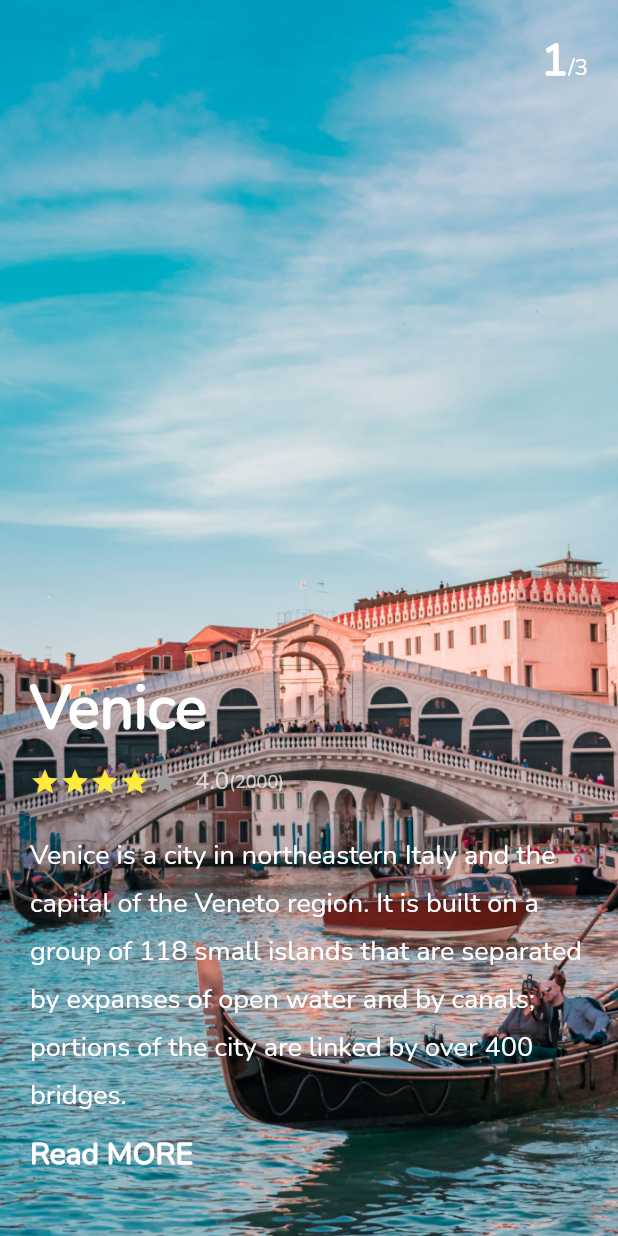
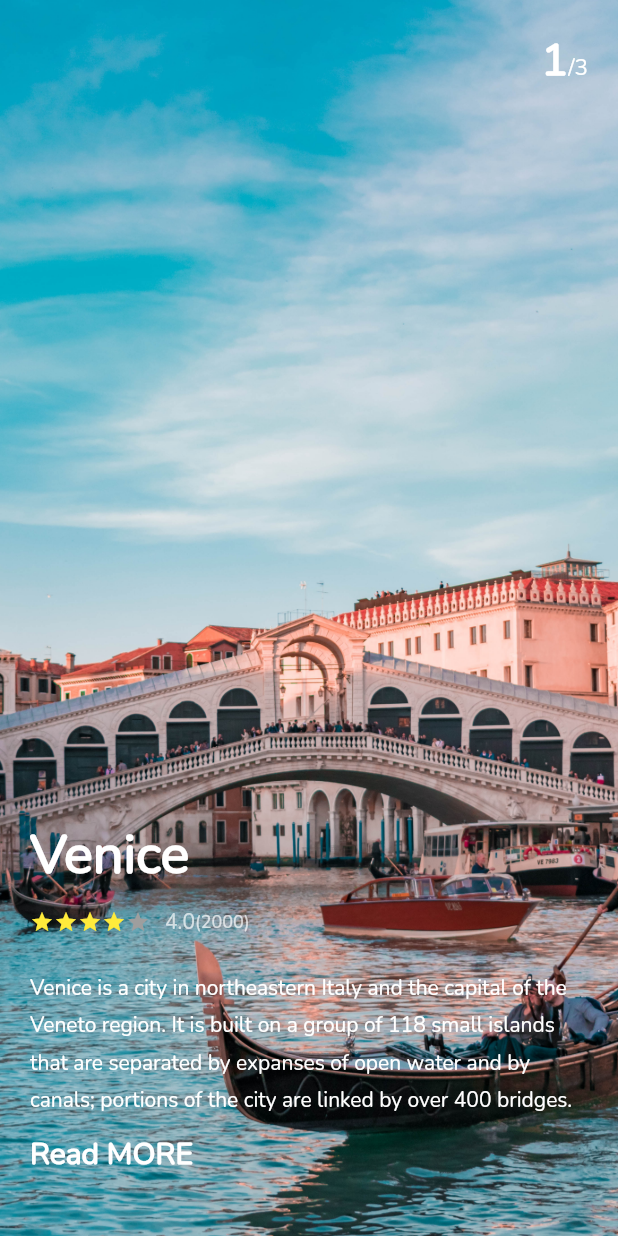
Before and after one commit to hmoeedirfan/travel-app-UI, a Flutter app: the screen it shows after launch, on a phone screen of 412 x 824 dp. Run offline on Flutter 3.47's test engine with Material 2 defaults, Android fonts, the phone set to English and light mode, and no system bars.

Commit message:
update new changes

```diff
--- a/lib/main.dart
+++ b/lib/main.dart
@@ -112,7 +112,7 @@ class _MyAppState extends State<MyApp> {
                     style: const TextStyle(
                       color: Colors.white,
                       fontWeight: FontWeight.bold,
-                      fontSize: 40,
+                      fontSize: 36,
                     ),
                   ),
                   Padding(
@@ -122,27 +122,27 @@ class _MyAppState extends State<MyApp> {
                         const Icon(
                           Icons.star,
                           color: Colors.yellow,
-                          size: 20,
+                          size: 16,
                         ),
                         const Icon(
                           Icons.star,
                           color: Colors.yellow,
-                          size: 20,
+                          size: 16,
                         ),
                         const Icon(
                           Icons.star,
                           color: Colors.yellow,
-                          size: 20,
+                          size: 16,
                         ),
                         const Icon(
                           Icons.star,
                           color: Colors.yellow,
-                          size: 20,
+                          size: 16,
                         ),
                         const Icon(
                           Icons.star,
                           color: Colors.grey,
-                          size: 20,
+                          size: 16,
                         ),
                         Padding(
                           padding: const EdgeInsets.only(left: 10),
@@ -150,7 +150,7 @@ class _MyAppState extends State<MyApp> {
                             '4.0',
                             style: TextStyle(
                               color: Colors.white.withOpacity(.7),
-                              fontSize: 16,
+                              fontSize: 14,
                             ),
                           ),
                         ),
@@ -167,7 +167,7 @@ class _MyAppState extends State<MyApp> {
                   Text(
                     message,
                     style: const TextStyle(
-                      fontSize: 18,
+                      fontSize: 14,
                       height: 1.8,
                       color: Colors.white,
                     ),
```
Also changed, not shown: 1 other file.
